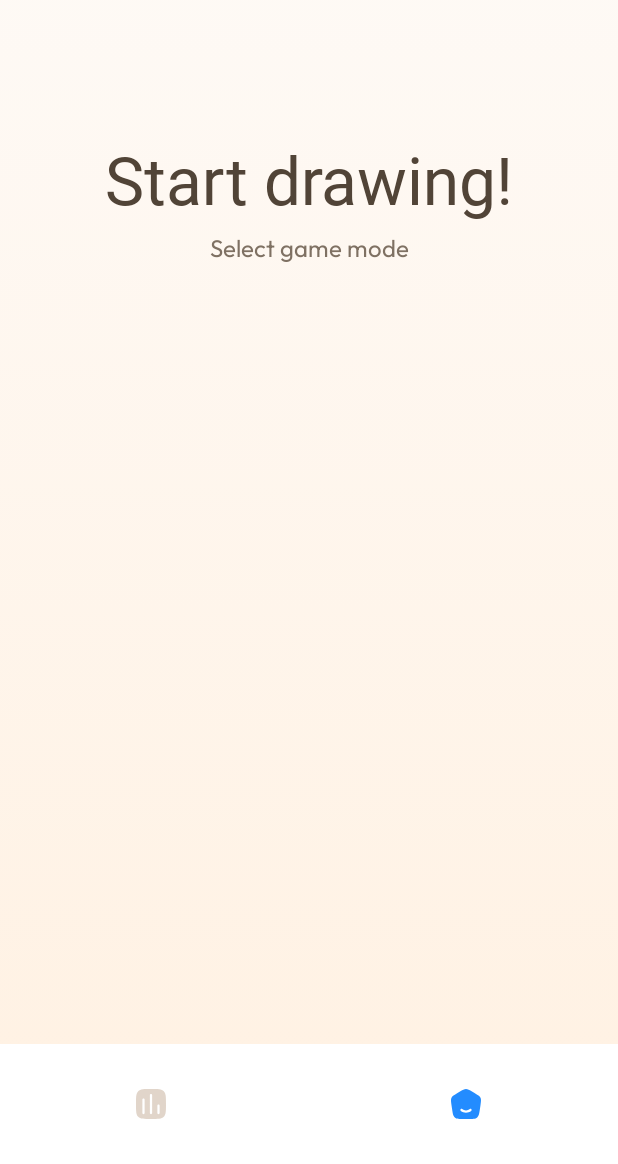
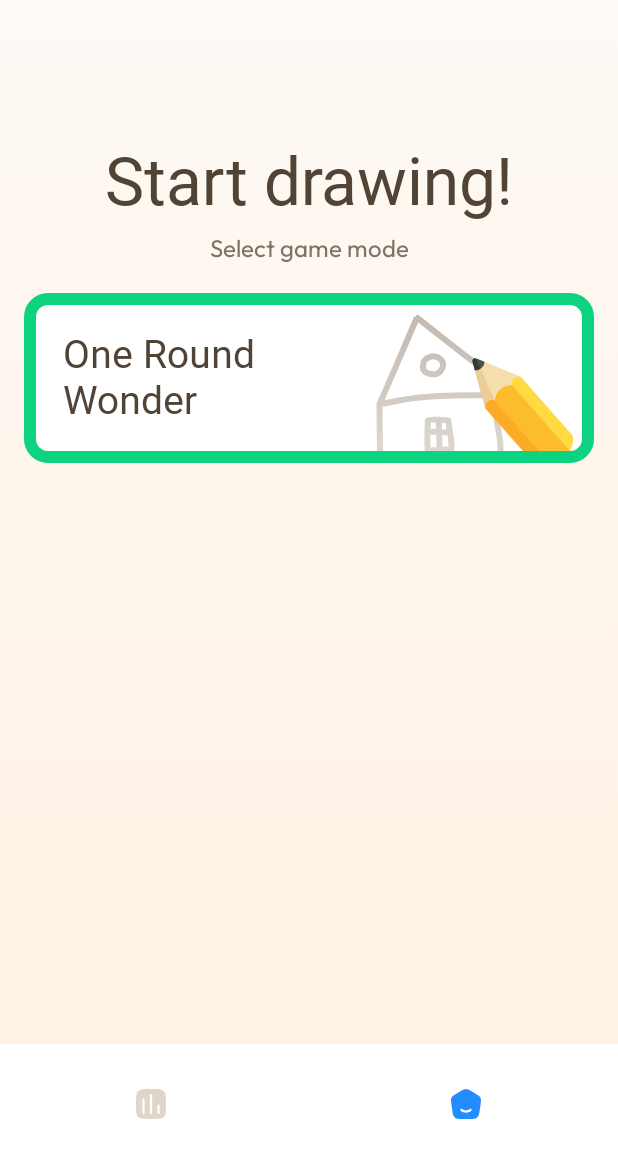
Before and after one commit to estherStevens/Scribbledash, an Android app built with Jetpack Compose: the screen it shows after launch (MainActivity), on a phone screen of 412 x 824 dp, the part 72-1236 px from its top. Run offline under Robolectric (Android 15) with nearby library versions, the phone set to English and light mode, and no system bars; Roboto replaces fonts that are not available here.

Commit message:
implement one round wonder game mode button

```diff
--- a/app/src/main/java/stevens/software/scribbledash/HomeScreen.kt
+++ b/app/src/main/java/stevens/software/scribbledash/HomeScreen.kt
@@ -1,26 +1,21 @@
 package stevens.software.scribbledash
 
-import android.inputmethodservice.Keyboard.Row
+import androidx.compose.foundation.Image
 import androidx.compose.foundation.background
-import androidx.compose.foundation.clickable
+import androidx.compose.foundation.border
 import androidx.compose.foundation.layout.Box
 import androidx.compose.foundation.layout.Column
-import androidx.compose.foundation.layout.RowScope
+import androidx.compose.foundation.layout.Row
 import androidx.compose.foundation.layout.Spacer
 import androidx.compose.foundation.layout.fillMaxSize
 import androidx.compose.foundation.layout.padding
 import androidx.compose.foundation.layout.size
-import androidx.compose.material3.BottomAppBar
-import androidx.compose.material3.BottomAppBarDefaults
+import androidx.compose.foundation.shape.RoundedCornerShape
 import androidx.compose.material3.ExperimentalMaterial3Api
 import androidx.compose.material3.Icon
-import androidx.compose.material3.IconButton
-import androidx.compose.material3.IconButtonDefaults
 import androidx.compose.material3.MaterialTheme
 import androidx.compose.material3.NavigationBar
-import androidx.compose.material3.NavigationBarDefaults
 import androidx.compose.material3.NavigationBarItem
-import androidx.compose.material3.NavigationBarItemColors
 import androidx.compose.material3.NavigationBarItemDefaults
 import androidx.compose.material3.Scaffold
 import androidx.compose.material3.Text
@@ -38,7 +33,6 @@ import androidx.compose.ui.graphics.Color
 import androidx.compose.ui.res.painterResource
 import androidx.compose.ui.res.stringResource
 import androidx.compose.ui.text.TextStyle
-import androidx.compose.ui.text.font.FontStyle
 import androidx.compose.ui.text.font.FontWeight
 import androidx.compose.ui.tooling.preview.Preview
 import androidx.compose.ui.unit.dp
@@ -73,7 +67,8 @@ fun HomeScreen(
                     .fillMaxSize()
                     .background(backgroundColour())
                     .padding(padding)
-                    .padding(top = 80.dp),
+                    .padding(top = 80.dp)
+                    .padding(horizontal = 16.dp),
                 horizontalAlignment = Alignment.CenterHorizontally,
             ) {
                 Text(
@@ -95,12 +90,52 @@ fun HomeScreen(
                         fontSize = 16.sp
                     )
                 )
+                Spacer(Modifier.size(20.dp))
+                OneRoundWonder()
             }
         },
         bottomBar = {
             BottomNavBar()
         }
     )
+}
+
+@Composable
+private fun OneRoundWonder(){
+    Box(
+        modifier = Modifier
+            .border(
+                width = 8.dp,
+                color = MaterialTheme.extendedColours.success,
+                shape = RoundedCornerShape(16.dp)
+            )
+            .background(
+                color = MaterialTheme.colorScheme.surfaceContainerHigh,
+                shape = RoundedCornerShape(16.dp)
+            )
+    ) {
+        Row {
+            Text(
+                text = stringResource(R.string.home_one_round_wonder),
+                style = TextStyle(
+                    fontFamily = bagelFontFamily,
+                    fontWeight = FontWeight.Normal,
+                    color = MaterialTheme.colorScheme.onBackground,
+                    fontSize = 26.sp,
+                ),
+                modifier = Modifier
+                    .weight(1f)
+                    .padding(26.dp)
+            )
+            Image(
+                painter = painterResource(R.drawable.one_round_wonder),
+                contentDescription = null,
+                modifier = Modifier
+                    .weight(1f)
+                    .align(Alignment.Bottom)
+            )
+        }
+    }
 }
 
 @Composable
--- /dev/null
+++ b/app/src/main/res/drawable/one_round_wonder.xml
@@ -0,0 +1,57 @@
+<vector xmlns:android="http://schemas.android.com/apk/res/android"
+    xmlns:aapt="http://schemas.android.com/aapt"
+    android:width="162dp"
+    android:height="112dp"
+    android:viewportWidth="162"
+    android:viewportHeight="112">
+  <group>
+    <clip-path
+        android:pathData="M0,0L146,0C154.84,0 162,7.16 162,16V96C162,104.84 154.84,112 146,112L0,112L0,0Z"/>
+    <path
+        android:pathData="M33,72.84C33.5,72.05 57.98,15 57.98,15C57.98,15 93.06,43.02 95.07,44.03M33,72.84C33,72.84 41.24,71.29 45.06,70.51C65.71,66.33 87.05,66.89 108.05,66.89C110.01,66.89 110.04,67.46 110.34,69.45C110.85,72.79 110.69,76.62 110.85,80C111.21,87.12 113.61,94.22 113.61,101.3C113.61,107.91 115,114.38 115,121M33,72.84L33.42,118.2M80.01,91.75C80.51,94.02 80.96,97.16 80.96,99.45C80.96,100.14 81.34,102.59 80.86,103.08L65.2,103.65C64.53,99.92 65.2,87.4 65.2,83.59C65.8,82.38 78.87,83.59 78.87,83.59C78.87,83.59 79.68,90.29 80.01,91.75ZM80.01,91.75L65.01,91.05M72.49,83.15C72.49,88.75 73.03,97.96 73.03,103.36M66.79,41.23C64.28,41.99 61.93,43.26 61.93,47.79C61.93,51.84 65.99,52.89 69.8,52.89C72.26,52.89 75.75,49.54 75.38,46.13C74.96,42.27 70.48,40.1 66.79,41.23Z"
+        android:strokeLineJoin="round"
+        android:strokeWidth="4"
+        android:fillColor="#00000000"
+        android:strokeLineCap="round">
+      <aapt:attr name="android:strokeColor">
+        <gradient
+            android:startX="74"
+            android:startY="15"
+            android:endX="74"
+            android:endY="121"
+            android:type="linear">
+          <item android:offset="0" android:color="#FFC3BAB1"/>
+          <item android:offset="1" android:color="#7FC3BAB1"/>
+        </gradient>
+      </aapt:attr>
+    </path>
+    <group>
+      <clip-path
+          android:pathData="M208.14,48.98l-6.98,113.16l-113.16,-6.98l6.98,-113.16z"/>
+      <path
+          android:pathData="M103.47,75.48L96.55,50.22L102.94,44.57L127.16,54.54C127.16,54.54 128.34,57.12 117.11,67.04C105.98,76.88 103.47,75.48 103.47,75.48Z"
+          android:fillColor="#F5DDAC"/>
+      <path
+          android:pathData="M155.38,121.92L166.87,111.76L172.97,106.37L127.16,54.54C127.16,54.54 124.22,53.96 122.42,55.56C120.6,57.16 121.32,60.23 121.32,60.23C121.32,60.23 116.72,60.19 113.54,63C110.35,65.81 109.83,70.38 109.83,70.38C109.83,70.38 106.87,69.29 105.06,70.9C103.25,72.5 103.47,75.48 103.47,75.48L149.28,127.31L155.38,121.92L155.38,121.92Z"
+          android:fillColor="#FFDA40"/>
+      <path
+          android:pathData="M149.28,127.31L103.47,75.48C103.47,75.48 103.25,72.5 105.06,70.9C106.87,69.29 109.83,70.38 109.83,70.38L155.38,121.92L149.28,127.31L149.28,127.31Z"
+          android:fillColor="#FBAB27"/>
+      <path
+          android:pathData="M155.38,121.92L109.83,70.38C109.83,70.38 110.35,65.81 113.54,63C116.72,60.19 121.32,60.23 121.32,60.23L166.87,111.76L155.38,121.92Z"
+          android:fillColor="#FCBC2B"/>
+      <path
+          android:pathData="M163.76,143.69L187.45,122.75L172.58,105.93L148.89,126.86L163.76,143.69Z"
+          android:fillColor="#E5E5E5"/>
+      <path
+          android:pathData="M96.55,50.22L94.93,44.33C94.55,42.92 95.94,41.68 97.29,42.24L102.94,44.57C102.94,44.57 103.21,46.64 100.89,48.69C98.25,51.03 96.55,50.22 96.55,50.22Z"
+          android:fillColor="#4C4F4C"/>
+      <path
+          android:pathData="M96.55,50.22L94.93,44.33C94.55,42.92 95.94,41.68 97.29,42.24L99.63,47.49L100.36,49.13C98.02,50.92 96.55,50.22 96.55,50.22L96.55,50.22Z"
+          android:fillColor="#373A37"/>
+      <path
+          android:pathData="M103.47,75.48L96.55,50.22C96.55,50.22 98.02,50.92 100.36,49.13L109.83,70.38C109.83,70.38 106.87,69.29 105.06,70.89C103.28,72.47 103.46,75.39 103.47,75.48L103.47,75.48Z"
+          android:fillColor="#EACD98"/>
+    </group>
+  </group>
+</vector>
--- a/app/src/main/res/values/strings.xml
+++ b/app/src/main/res/values/strings.xml
@@ -5,5 +5,5 @@
     <string name="chart">Chart</string>
     <string name="home_header">Start drawing!</string>
     <string name="home_subheader">Select game mode</string>
-
+    <string name="home_one_round_wonder">One Round \nWonder</string>
 </resources>
```
